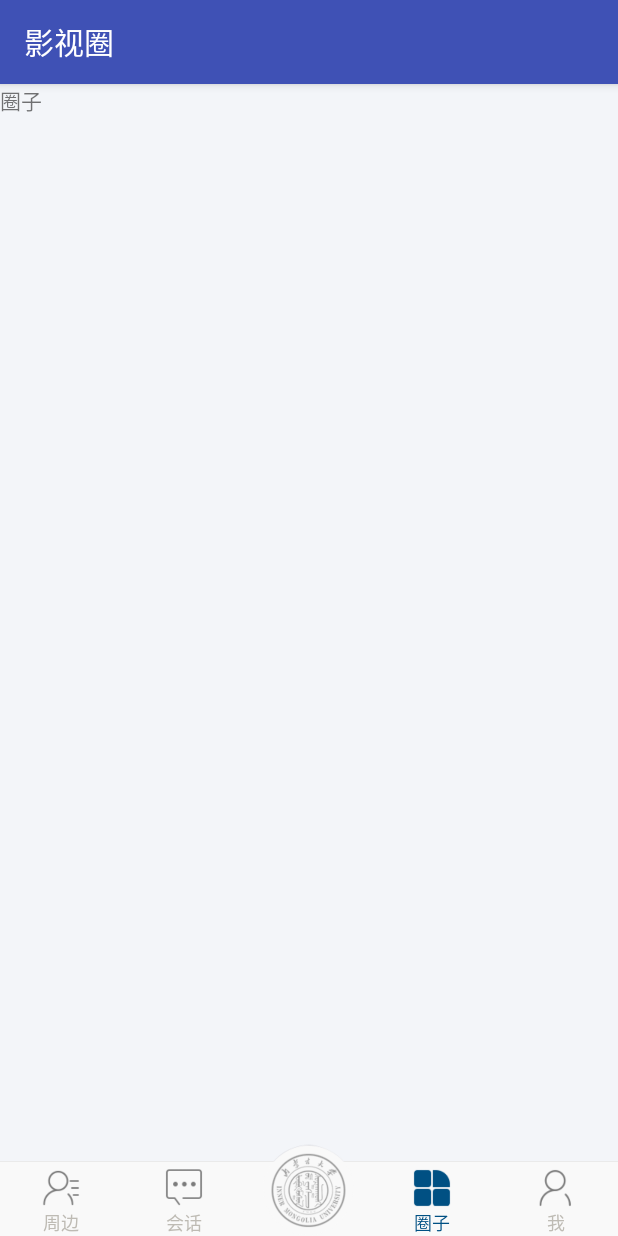
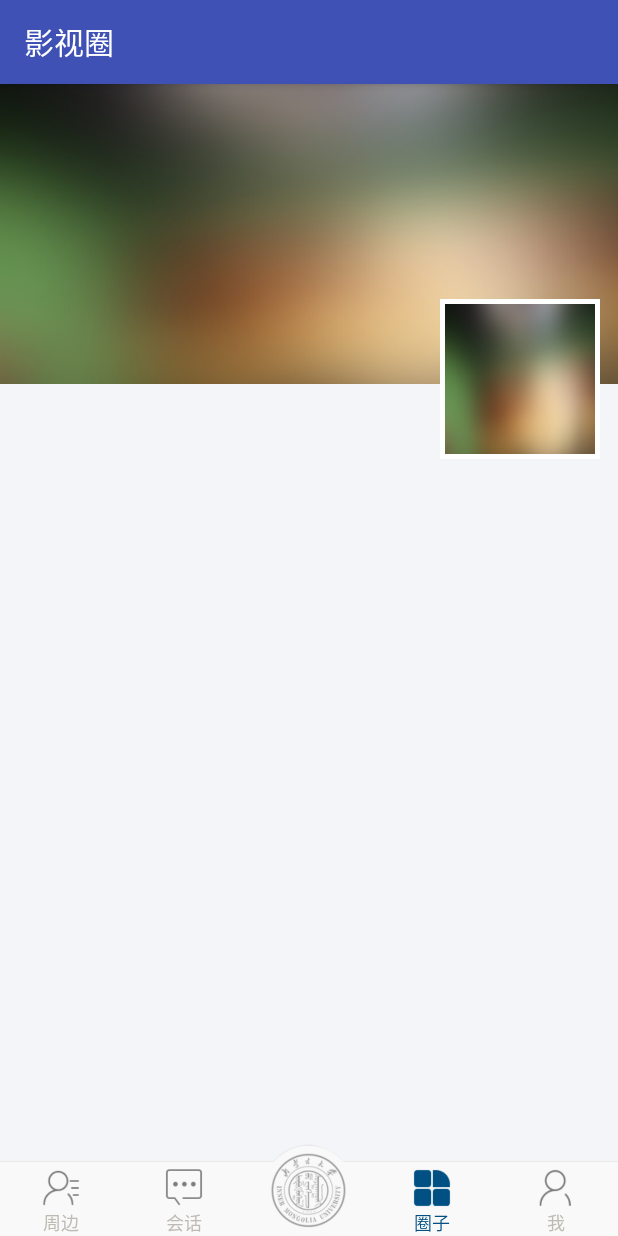
Before and after one commit to androidboom/Circle_Of_Movie, an Android app: the screen it shows after launch (MainActivity), after a tap on "圈子", on a phone screen of 412 x 824 dp. Run offline under Robolectric (Android 15) with nearby library versions, the phone set to English and light mode, and no system bars; 1 statement that could not run was skipped; 2 other taps on this screen came first.

Commit message:
1.更新

```diff
--- a/app/src/main/res/layout/fragment_circle.xml
+++ b/app/src/main/res/layout/fragment_circle.xml
@@ -2,10 +2,36 @@
 <LinearLayout xmlns:android="http://schemas.android.com/apk/res/android"
     android:orientation="vertical" android:layout_width="match_parent"
     android:layout_height="match_parent">
-    <TextView
-        android:layout_width="wrap_content"
-        android:layout_height="wrap_content"
-        android:id="@+id/circle_tv1"
-        android:text="圈子"/>
-
+    <RelativeLayout
+        android:layout_width="match_parent"
+        android:layout_height="250dp"
+        android:layout_marginBottom="5dp">
+        <LinearLayout
+            android:layout_width="match_parent"
+            android:layout_height="wrap_content">
+            <ImageView
+                android:layout_width="match_parent"
+                android:layout_height="200dp"
+                android:background="@drawable/background"/>
+        </LinearLayout>
+        <LinearLayout
+            android:layout_width="wrap_content"
+            android:layout_height="wrap_content"
+            android:background="@color/white"
+            android:padding="3dp"
+            android:layout_marginRight="12dp"
+            android:layout_alignParentRight="true"
+            android:layout_alignParentBottom="true">
+            <ImageView
+                android:layout_width="100dp"
+                android:layout_height="100dp"
+                android:background="@drawable/background"
+                />
+        </LinearLayout>
+    </RelativeLayout>
+    <ListView
+        android:id="@+id/lv"
+        android:layout_width="match_parent"
+        android:layout_height="wrap_content">
+    </ListView>
 </LinearLayout>
--- a/app/src/main/res/layout/fragment_me.xml
+++ b/app/src/main/res/layout/fragment_me.xml
@@ -56,7 +56,7 @@
                     <ImageView
                         android:layout_width="100dp"
                         android:layout_height="100dp"
-                        android:background="@drawable/ic_account_box_black_24dp"/>
+                        android:background="@drawable/background"/>
                     <TextView
                         android:layout_width="wrap_content"
                         android:layout_height="wrap_content"
```
